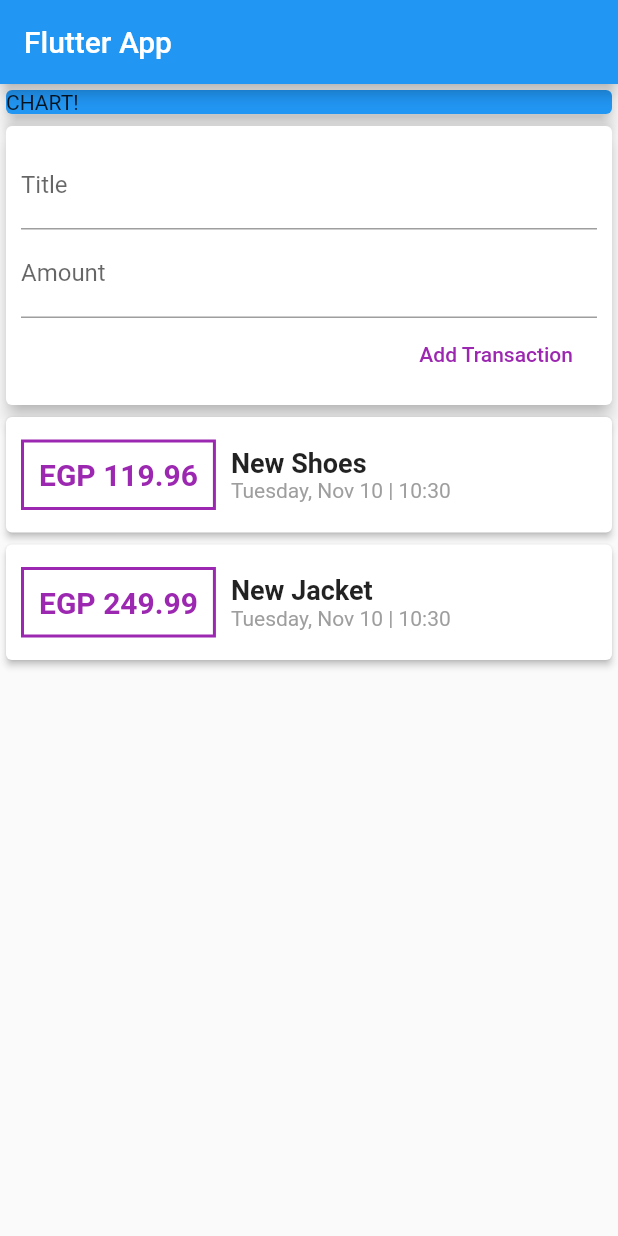
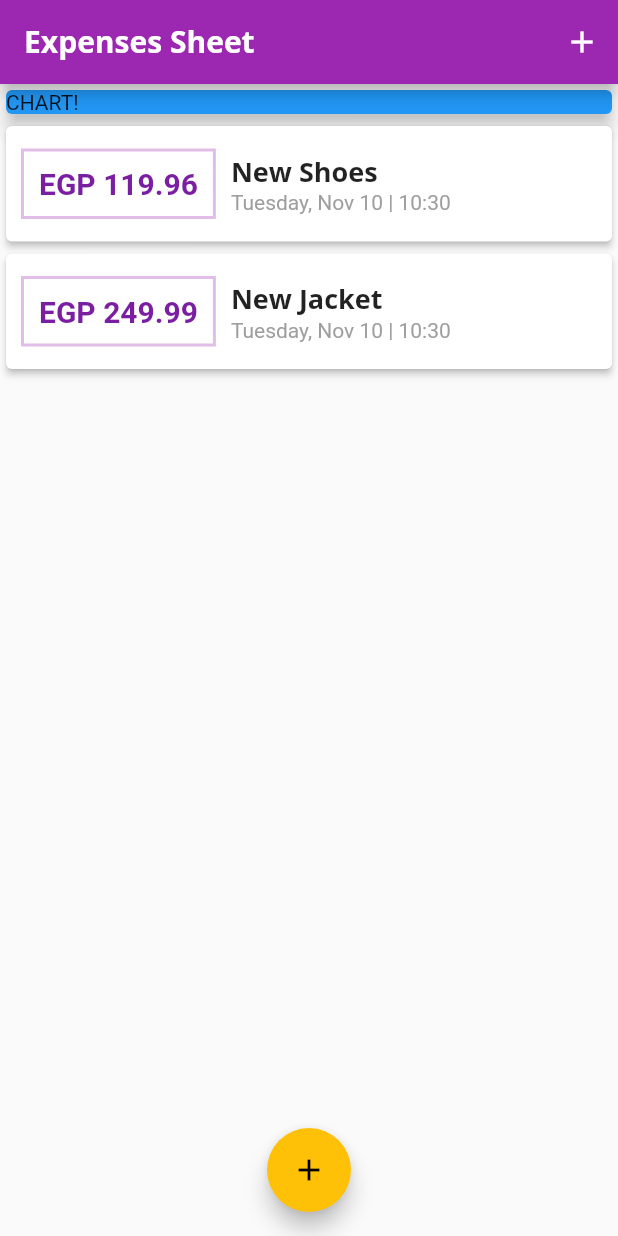
Before and after one commit to MedhatMohamed5/expenses_sheet, a Flutter app: the screen it shows after launch, on a phone screen of 412 x 824 dp. Run offline on Flutter 3.47's test engine with Material 2 defaults, Android fonts, the phone set to English and light mode, and no system bars.

Commit message:
add Themeing and Fonts

```diff
--- a/lib/main.dart
+++ b/lib/main.dart
@@ -1,5 +1,8 @@
-import './widgets/user_transactions.dart';
+//import './widgets/user_transactions.dart';
+import 'package:expenses_sheet/widgets/new_transaction.dart';
 
+import './models/transaction.dart';
+import './widgets/transaction_list.dart';
 import 'package:flutter/material.dart';
 
 void main() {
@@ -11,18 +14,89 @@ class MyApp extends StatelessWidget {
   @override
   Widget build(BuildContext context) {
     return MaterialApp(
-      title: 'Flutter App',
+      title: 'Expenses Sheet',
+      theme: ThemeData(
+        primarySwatch: Colors.purple,
+        accentColor: Colors.amber,
+        fontFamily: 'QuickSand',
+        textTheme: ThemeData.light().textTheme.copyWith(
+              headline6: TextStyle(
+                fontFamily: 'OpenSans',
+                fontWeight: FontWeight.bold,
+                fontSize: 18,
+              ),
+            ),
+        appBarTheme: AppBarTheme(
+          textTheme: ThemeData.light().textTheme.copyWith(
+                headline6: TextStyle(
+                  fontFamily: 'OpenSans',
+                  fontWeight: FontWeight.bold,
+                  fontSize: 20,
+                ),
+              ),
+        ),
+      ),
       home: MyHomePage(),
     );
   }
 }
 
-class MyHomePage extends StatelessWidget {
+class MyHomePage extends StatefulWidget {
+  @override
+  _MyHomePageState createState() => _MyHomePageState();
+}
+
+class _MyHomePageState extends State<MyHomePage> {
+  final List<Transaction> _userTransactions = [
+    Transaction(
+      id: 't1',
+      title: 'New Shoes',
+      amount: 119.959,
+      transDate: DateTime.now(),
+    ),
+    Transaction(
+      id: 't2',
+      title: 'New Jacket',
+      amount: 249.99,
+      transDate: DateTime.now(),
+    ),
+  ];
+
+  void _addNewTransaction(String title, double amount) {
+    final transaction = Transaction(
+      amount: amount,
+      title: title,
+      id: DateTime.now().toString(),
+      transDate: DateTime.now(),
+    );
+
+    setState(() {
+      _userTransactions.add(transaction);
+    });
+  }
+
+  void _startAddNewTransaction(BuildContext ctx) {
+    showModalBottomSheet(
+      context: ctx,
+      builder: (_) {
+        return NewTransaction(_addNewTransaction);
+      },
+    );
+  }
+
   @override
   Widget build(BuildContext context) {
     return Scaffold(
       appBar: AppBar(
-        title: Text('Flutter App'),
+        title: Text('Expenses Sheet'),
+        actions: [
+          IconButton(
+            icon: Icon(
+              Icons.add,
+            ),
+            onPressed: () => _startAddNewTransaction(context),
+          ),
+        ],
       ),
       body: SingleChildScrollView(
         child: Column(
@@ -40,11 +114,18 @@ class MyHomePage extends StatelessWidget {
               child: Text('LIST OF TX'),
             ),*/
             // NewTransaction(),
-            // TransactionList()
-            UserTransactions()
+            TransactionList(_userTransactions),
+            // UserTransactions()
           ],
         ),
       ),
+      floatingActionButton: FloatingActionButton(
+        onPressed: () => _startAddNewTransaction(context),
+        child: Icon(
+          Icons.add,
+        ),
+      ),
+      floatingActionButtonLocation: FloatingActionButtonLocation.centerFloat,
     );
   }
 }
--- a/lib/widgets/transaction_list_item.dart
+++ b/lib/widgets/transaction_list_item.dart
@@ -20,7 +20,7 @@ class TransactionItem extends StatelessWidget {
             ),
             decoration: BoxDecoration(
               border: Border.all(
-                color: Colors.purple,
+                color: Theme.of(context).primaryColorLight,
                 width: 2,
               ),
             ),
@@ -30,7 +30,7 @@ class TransactionItem extends StatelessWidget {
               style: TextStyle(
                 fontWeight: FontWeight.bold,
                 fontSize: 20,
-                color: Colors.purple,
+                color: Theme.of(context).primaryColorDark,
               ),
             ),
           ),
@@ -39,10 +39,11 @@ class TransactionItem extends StatelessWidget {
             children: [
               Text(
                 _trans.title,
-                style: TextStyle(
+                /*style: TextStyle(
                   fontSize: 18,
                   fontWeight: FontWeight.bold,
-                ),
+                ),*/
+                style: Theme.of(context).textTheme.headline6,
               ),
               Text(
                 DateFormat('EEEE, MMM dd | HH:mm').format(_trans.transDate),
```
Also changed, not shown: lib/widgets/new_transaction.dart (+32 -6 lines), pubspec.yaml (+11 -6 lines), assets/fonts/OpenSans-Bold.ttf (added), assets/fonts/OpenSans-Regular.ttf (added), assets/fonts/Quicksand-Bold.ttf (added), assets/fonts/Quicksand-Light.ttf (added), assets/fonts/Quicksand-Medium.ttf (added), assets/fonts/Quicksand-Regular.ttf (added).
